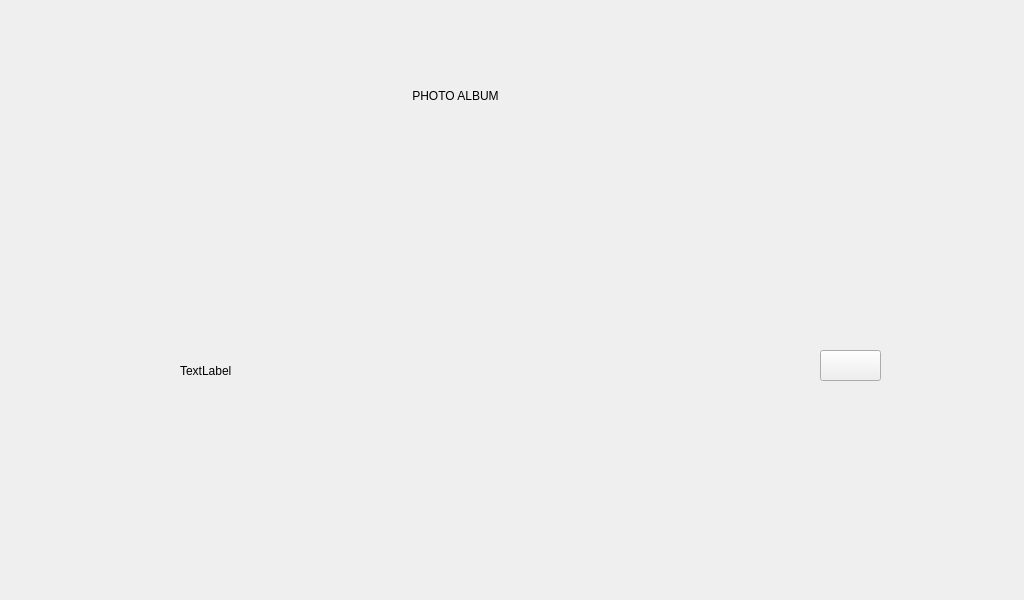
The window that PORT_MODE/fix.ui (SARS-CLASSIFY/qt_raspi) describes before a commit, drawn with Qt 5.
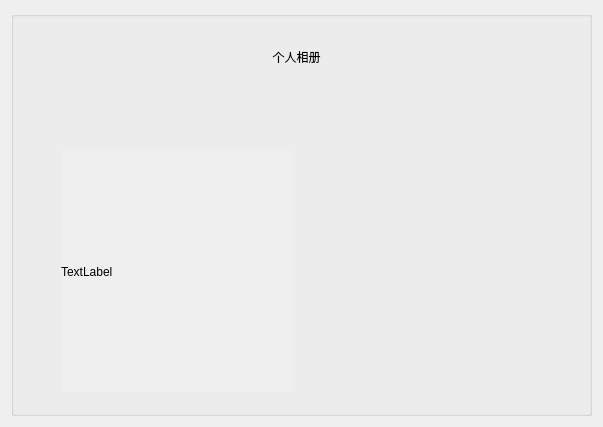
The same window after the commit.

The edit to the form file:
```diff
--- a/PORT_MODE/fix.ui
+++ b/PORT_MODE/fix.ui
@@ -6,74 +6,58 @@
    <rect>
     <x>0</x>
     <y>0</y>
-    <width>1024</width>
-    <height>600</height>
+    <width>603</width>
+    <height>427</height>
    </rect>
   </property>
   <property name="windowTitle">
    <string>Form</string>
   </property>
-  <widget class="QPushButton" name="pushButton">
+  <layout class="QGridLayout" name="gridLayout">
+   <item row="0" column="0">
+    <widget class="QGroupBox" name="groupBox">
+     <property name="title">
+      <string/>
+     </property>
+     <widget class="QLabel" name="bar1">
    <property name="geometry">
     <rect>
-     <x>820</x>
-     <y>350</y>
-     <width>61</width>
-     <height>31</height>
+        <x>0</x>
+        <y>100</y>
+        <width>594</width>
+        <height>15</height>
     </rect>
    </property>
    <property name="text">
     <string/>
    </property>
-   <property name="checkable">
-    <bool>true</bool>
-   </property>
-   <property name="autoRepeat">
-    <bool>true</bool>
-   </property>
-   <property name="autoExclusive">
-    <bool>true</bool>
-   </property>
   </widget>
   <widget class="QLabel" name="word2">
    <property name="geometry">
     <rect>
-     <x>160</x>
-     <y>30</y>
-     <width>591</width>
-     <height>131</height>
+        <x>120</x>
+        <y>10</y>
+        <width>331</width>
+        <height>71</height>
     </rect>
    </property>
    <property name="frameShadow">
     <enum>QFrame::Raised</enum>
    </property>
    <property name="text">
-    <string>PHOTO ALBUM</string>
+       <string>个人相册</string>
    </property>
    <property name="alignment">
     <set>Qt::AlignCenter</set>
    </property>
   </widget>
-  <widget class="QLabel" name="bar1">
-   <property name="geometry">
-    <rect>
-     <x>0</x>
-     <y>170</y>
-     <width>878</width>
-     <height>16</height>
-    </rect>
-   </property>
-   <property name="text">
-    <string/>
-   </property>
-  </widget>
   <widget class="QLabel" name="label_img">
    <property name="geometry">
     <rect>
-     <x>180</x>
-     <y>210</y>
-     <width>571</width>
-     <height>321</height>
+        <x>50</x>
+        <y>140</y>
+        <width>231</width>
+        <height>241</height>
     </rect>
    </property>
    <property name="acceptDrops">
@@ -89,6 +73,9 @@
     <bool>false</bool>
    </property>
   </widget>
+    </widget>
+   </item>
+  </layout>
  </widget>
  <resources/>
  <connections/>
```
Lines whose indentation alone changed are shown as unchanged.
